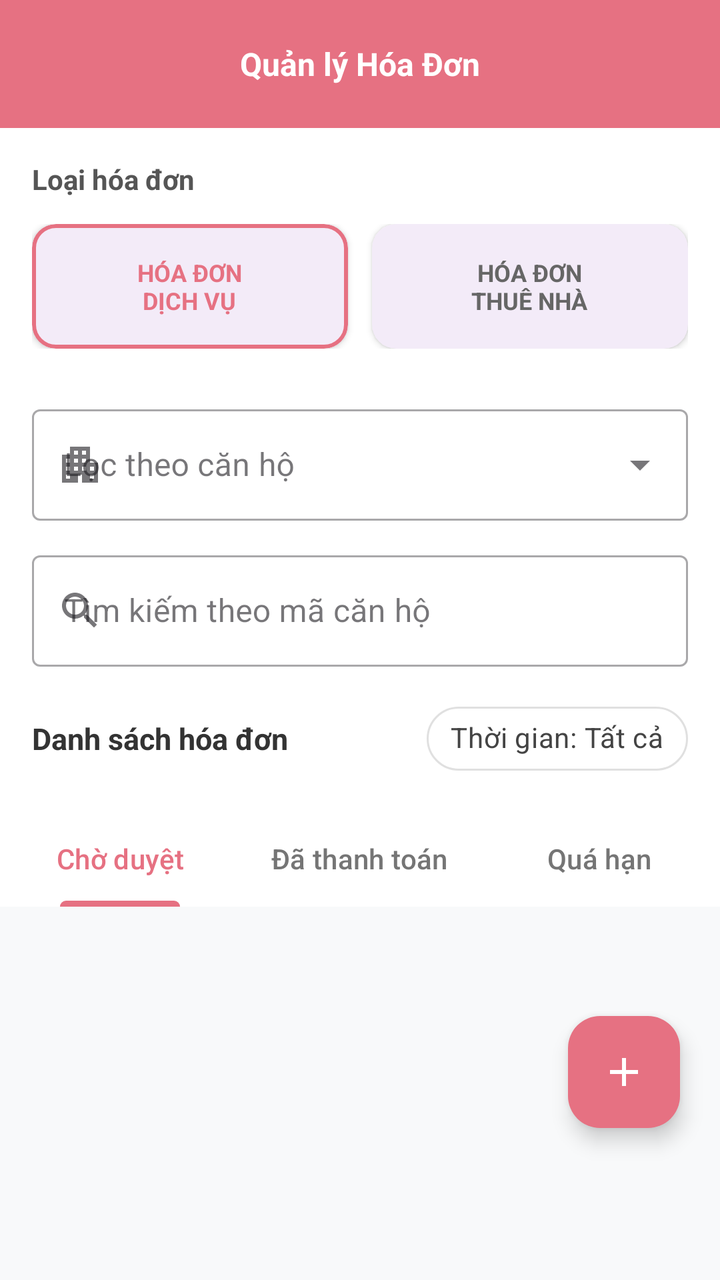
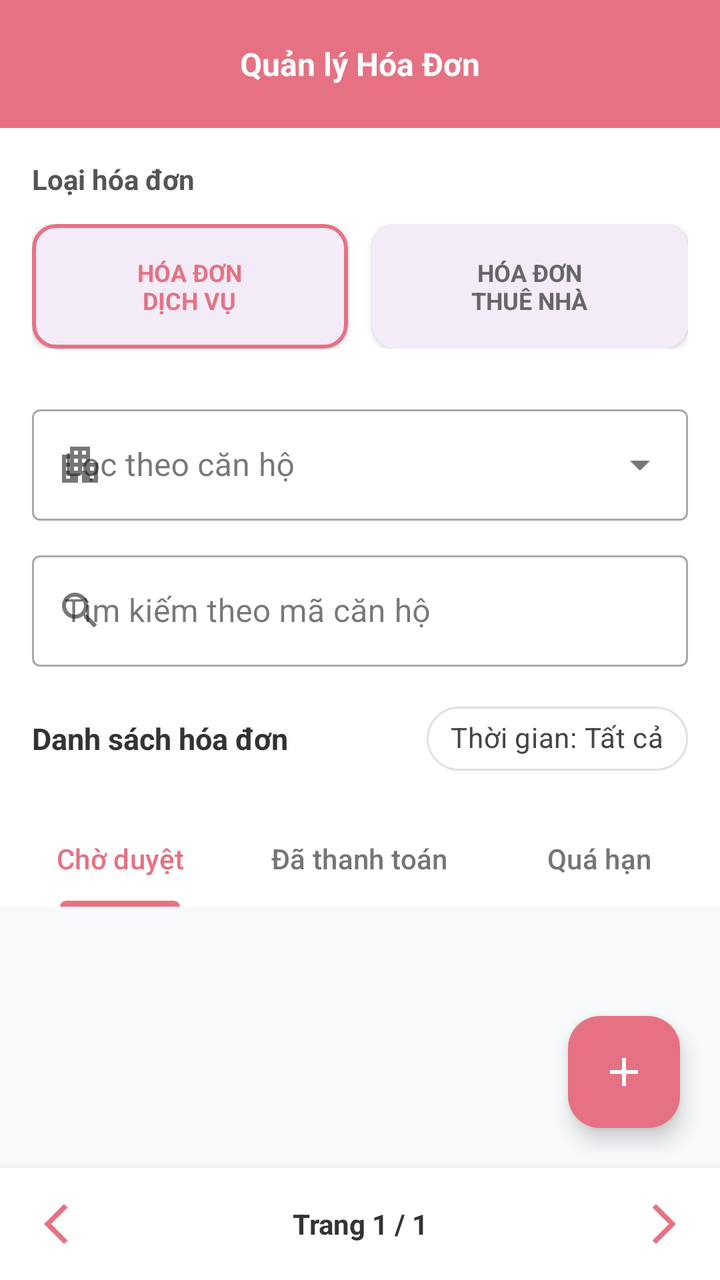

An Android layout rendered at two revisions. The XML below is the earlier revision; the diff shows what the commit changed to produce the second picture.
<!-- AndroidManifest.xml: application theme Theme.Apt -->
<!-- res/layout/fragment_admin_bill.xml -->
<?xml version="1.0" encoding="utf-8"?>
<androidx.coordinatorlayout.widget.CoordinatorLayout
    xmlns:android="http://schemas.android.com/apk/res/android"
    xmlns:app="http://schemas.android.com/apk/res-auto"
    android:layout_width="match_parent"
    android:layout_height="match_parent"
    android:background="#F8F9FA">

    <com.google.android.material.appbar.AppBarLayout
        android:layout_width="match_parent"
        android:layout_height="wrap_content"
        android:background="@color/white"
        app:elevation="0dp">

        <com.google.android.material.appbar.CollapsingToolbarLayout
            android:layout_width="match_parent"
            android:layout_height="wrap_content"
            app:layout_scrollFlags="scroll|exitUntilCollapsed">

            <LinearLayout
                android:layout_width="match_parent"
                android:layout_height="wrap_content"
                android:orientation="vertical"
                android:paddingBottom="12dp">

                <RelativeLayout
                    android:layout_width="match_parent"
                    android:layout_height="?attr/actionBarSize"
                    android:background="@color/primary"
                    android:paddingHorizontal="16dp">
                    <TextView
                        android:layout_width="wrap_content"
                        android:layout_height="wrap_content"
                        android:layout_centerInParent="true"
                        android:text="Quản lý Hóa Đơn"
                        android:textColor="@color/white"
                        android:textSize="16sp"
                        android:textStyle="bold" />
                </RelativeLayout>

                <TextView
                    android:layout_width="wrap_content"
                    android:layout_height="wrap_content"
                    android:text="Loại hóa đơn"
                    android:textSize="14sp"
                    android:textStyle="bold"
                    android:textColor="#555555"
                    android:layout_marginTop="16dp"
                    android:layout_marginStart="16dp"
                    android:layout_marginBottom="8dp"/>

                <LinearLayout
                    android:layout_width="match_parent"
                    android:layout_height="wrap_content"
                    android:orientation="horizontal"
                    android:paddingHorizontal="16dp"
                    android:paddingTop="5dp"
                    android:paddingBottom="5dp"
                    android:weightSum="2">

                    <com.google.android.material.card.MaterialCardView
                        android:id="@+id/cardServiceBill"
                        android:layout_width="0dp"
                        android:layout_height="wrap_content"
                        android:layout_weight="1"
                        android:layout_marginEnd="6dp"
                        app:cardCornerRadius="12dp"
                        app:cardElevation="2dp"
                        app:strokeColor="@color/primary"
                        app:strokeWidth="2dp">
                        <LinearLayout
                            android:layout_width="match_parent"
                            android:layout_height="wrap_content"
                            android:gravity="center"
                            android:padding="16dp">
                            <TextView
                                android:id="@+id/tvServiceBill"
                                android:layout_width="wrap_content"
                                android:layout_height="wrap_content"
                                android:text="HÓA ĐƠN\nDỊCH VỤ"
                                android:gravity="center"
                                android:textColor="@color/primary"
                                android:textSize="12sp"
                                android:textStyle="bold" />
                        </LinearLayout>
                    </com.google.android.material.card.MaterialCardView>

                    <com.google.android.material.card.MaterialCardView
                        android:id="@+id/cardRentBill"
                        android:layout_width="0dp"
                        android:layout_height="wrap_content"
                        android:layout_weight="1"
                        android:layout_marginStart="6dp"
                        app:cardCornerRadius="12dp"
                        app:cardElevation="2dp"
                        app:strokeWidth="0dp">
                        <LinearLayout
                            android:layout_width="match_parent"
                            android:layout_height="wrap_content"
                            android:gravity="center"
                            android:padding="16dp">
                            <TextView
                                android:id="@+id/tvRentBill"
                                android:layout_width="wrap_content"
                                android:layout_height="wrap_content"
                                android:text="HÓA ĐƠN\nTHUÊ NHÀ"
                                android:gravity="center"
                                android:textColor="@color/text_body"
                                android:textSize="12sp"
                                android:textStyle="bold" />
                        </LinearLayout>
                    </com.google.android.material.card.MaterialCardView>
                </LinearLayout>

                <LinearLayout
                    android:layout_width="match_parent"
                    android:layout_height="wrap_content"
                    android:orientation="vertical"
                    android:paddingHorizontal="16dp"
                    android:layout_marginTop="20dp">

                    <com.google.android.material.textfield.TextInputLayout
                        style="@style/Widget.MaterialComponents.TextInputLayout.OutlinedBox.ExposedDropdownMenu"
                        android:layout_width="match_parent"
                        android:layout_height="wrap_content"
                        android:hint="Lọc theo căn hộ"
                        app:startIconDrawable="@drawable/ic_apartment">
                        <AutoCompleteTextView
                            android:id="@+id/spinnerApartmentFilter"
                            android:layout_width="match_parent"
                            android:layout_height="wrap_content"
                            android:inputType="none" />
                    </com.google.android.material.textfield.TextInputLayout>

                    <com.google.android.material.textfield.TextInputLayout
                        android:id="@+id/layoutSearchRoom"
                        style="@style/Widget.MaterialComponents.TextInputLayout.OutlinedBox"
                        android:layout_width="match_parent"
                        android:layout_height="wrap_content"
                        android:hint="Tìm kiếm theo mã căn hộ"
                        android:layout_marginTop="12dp"
                        app:startIconDrawable="@drawable/ic_search"
                        app:endIconMode="clear_text">
                        <com.google.android.material.textfield.TextInputEditText
                            android:id="@+id/etSearchRoom"
                            android:layout_width="match_parent"
                            android:layout_height="wrap_content"
                            android:inputType="text"
                            android:maxLines="1"
                            android:imeOptions="actionSearch"/>
                    </com.google.android.material.textfield.TextInputLayout>


                    <LinearLayout
                        android:layout_width="match_parent"
                        android:layout_height="wrap_content"
                        android:orientation="horizontal"
                        android:gravity="center_vertical"
                        android:layout_marginTop="12dp">

                        <TextView
                            android:layout_width="0dp"
                            android:layout_height="wrap_content"
                            android:layout_weight="1"
                            android:text="Danh sách hóa đơn"
                            android:textSize="15sp"
                            android:textStyle="bold"
                            android:textColor="#333333"/>

                        <com.google.android.material.chip.Chip
                            android:id="@+id/chipDateFilter"
                            style="@style/Widget.MaterialComponents.Chip.Filter"
                            android:layout_width="wrap_content"
                            android:layout_height="wrap_content"
                            android:text="Thời gian: Tất cả"
                            app:chipIcon="@drawable/ic_calendar"
                            app:chipIconTint="@color/primary"
                            android:textColor="#444444"
                            app:chipBackgroundColor="@color/white"
                            app:chipStrokeColor="#E0E0E0"
                            app:chipStrokeWidth="1dp" />
                    </LinearLayout>
                </LinearLayout>

            </LinearLayout>
        </com.google.android.material.appbar.CollapsingToolbarLayout>

        <com.google.android.material.tabs.TabLayout
            android:id="@+id/tabLayoutAdmin"
            android:layout_width="match_parent"
            android:layout_height="wrap_content"
            android:background="@android:color/white"
            app:tabIndicatorFullWidth="false"
            app:tabIndicatorColor="@color/primary"
            app:tabSelectedTextColor="@color/primary"
            app:tabTextColor="#757575"
            app:tabMode="fixed"
            app:tabGravity="fill">
            <com.google.android.material.tabs.TabItem
                android:layout_height="wrap_content"
                android:layout_width="wrap_content"
                android:text="Chờ duyệt" />
            <com.google.android.material.tabs.TabItem
                android:layout_height="wrap_content"
                android:layout_width="wrap_content"
                android:text="Đã thanh toán" />
            <com.google.android.material.tabs.TabItem
                android:layout_height="wrap_content"
                android:layout_width="wrap_content"
                android:text="Quá hạn" />
        </com.google.android.material.tabs.TabLayout>

    </com.google.android.material.appbar.AppBarLayout>

    <LinearLayout
        android:layout_width="match_parent"
        android:layout_height="match_parent"
        android:orientation="vertical"
        app:layout_behavior="@string/appbar_scrolling_view_behavior">

        <FrameLayout
            android:layout_width="match_parent"
            android:layout_height="0dp"
            android:layout_weight="1">

            <androidx.recyclerview.widget.RecyclerView
                android:id="@+id/rvAdminBills"
                android:layout_width="match_parent"
                android:layout_height="match_parent"
                android:clipToPadding="false"
                android:paddingTop="8dp"
                android:paddingBottom="8dp" />

            <LinearLayout
                android:id="@+id/layoutEmpty"
                android:layout_width="match_parent"
                android:layout_height="match_parent"
                android:gravity="center"
                android:orientation="vertical"
                android:visibility="gone">
                <ImageView
                    android:layout_width="80dp"
                    android:layout_height="80dp"
                    android:src="@drawable/ic_empty_bill"
                    app:tint="#CCCCCC" />
                <TextView
                    android:layout_width="wrap_content"
                    android:layout_height="wrap_content"
                    android:layout_marginTop="16dp"
                    android:text="Không tìm thấy hóa đơn nào"
                    android:textColor="#999999"
                    android:textSize="16sp" />
            </LinearLayout>
        </FrameLayout>

        
        <LinearLayout
            android:id="@+id/layoutPagination"
            android:layout_width="match_parent"
            android:layout_height="wrap_content"
            android:orientation="horizontal"
            android:gravity="center_vertical"
            android:padding="8dp"
            android:background="@color/white"
            android:elevation="8dp">

            <ImageButton
                android:id="@+id/btnPrevPage"
                android:layout_width="40dp"
                android:layout_height="40dp"
                android:background="?attr/selectableItemBackgroundBorderless"
                android:src="@drawable/ic_chevron_left"
                app:tint="@color/primary"
                android:contentDescription="Trang trước" />

            <TextView
                android:id="@+id/tvPageInfo"
                android:layout_width="0dp"
                android:layout_height="wrap_content"
                android:layout_weight="1"
                android:gravity="center"
                android:text="Trang 1 / 1"
                android:textSize="14sp"
                android:textStyle="bold"
                android:textColor="#333333" />

            <ImageButton
                android:id="@+id/btnNextPage"
                android:layout_width="40dp"
                android:layout_height="40dp"
                android:background="?attr/selectableItemBackgroundBorderless"
                android:src="@drawable/ic_chevron_right"
                app:tint="@color/primary"
                android:contentDescription="Trang sau" />
        </LinearLayout>
    </LinearLayout>

    <com.google.android.material.floatingactionbutton.FloatingActionButton
        android:id="@+id/fabAddBill"
        android:layout_width="wrap_content"
        android:layout_height="wrap_content"
        android:layout_gravity="bottom|end"
        android:layout_marginEnd="20dp"
        android:layout_marginBottom="76dp"
        android:src="@drawable/ic_add_bill"
        app:backgroundTint="@color/primary"
        app:tint="@android:color/white"
        app:elevation="6dp"/>

</androidx.coordinatorlayout.widget.CoordinatorLayout>
<!-- resources referenced by this layout -->
<resources>
  <color name="primary">#E67182</color>
  <color name="text_body">#666666</color>
  <color name="white">#FFFFFFFF</color>
  <!-- drawable ic_add_bill (drawable) -->
  <vector xmlns:android="http://schemas.android.com/apk/res/android" android:height="24dp" android:tint="#000000" android:viewportHeight="24" android:viewportWidth="24" android:width="24dp">
        
      <path android:fillColor="@android:color/white" android:pathData="M19,13h-6v6h-2v-6H5v-2h6V5h2v6h6v2z"/>
      
  </vector>
  <!-- drawable ic_apartment (drawable) -->
  <vector xmlns:android="http://schemas.android.com/apk/res/android"
      android:width="24dp"
      android:height="24dp"
      android:viewportWidth="960"
      android:viewportHeight="960">
    <path
        android:pathData="M120,840v-560h160v-160h400v320h160v400L520,840v-160h-80v160L120,840ZM200,760h80v-80h-80v80ZM200,600h80v-80h-80v80ZM200,440h80v-80h-80v80ZM360,600h80v-80h-80v80ZM360,440h80v-80h-80v80ZM360,280h80v-80h-80v80ZM520,600h80v-80h-80v80ZM520,440h80v-80h-80v80ZM520,280h80v-80h-80v80ZM680,760h80v-80h-80v80ZM680,600h80v-80h-80v80Z"
        android:fillColor="#666666"/>
  </vector>
  <!-- drawable ic_chevron_left (drawable) -->
  <vector xmlns:android="http://schemas.android.com/apk/res/android"
      android:width="24dp"
      android:height="24dp"
      android:viewportWidth="960"
      android:viewportHeight="960">
    <path
        android:fillColor="#FF000000"
        android:pathData="M640,880L240,480L640,80L711,151L382,480L711,809L640,880Z"/>
  </vector>
  <!-- drawable ic_chevron_right (drawable) -->
  <vector xmlns:android="http://schemas.android.com/apk/res/android"
      android:width="24dp"
      android:height="24dp"
      android:viewportWidth="960"
      android:viewportHeight="960">
    <path
        android:fillColor="#FF000000"
        android:pathData="M320,880L250,809L579,480L250,151L320,80L720,480L320,880Z"/>
  </vector>
  <!-- drawable ic_empty_bill (drawable) -->
  <vector xmlns:android="http://schemas.android.com/apk/res/android"
      android:width="24dp"
      android:height="24dp"
      android:viewportWidth="960"
      android:viewportHeight="960">
    <path
        android:pathData="m819,932 l-59,-59q-10,3 -19.5,5T720,880L240,880q-50,0 -85,-35t-35,-85v-120h120v-287L27,140l57,-57L876,875l-57,57ZM240,800h447l-80,-80L200,720v40q0,17 11.5,28.5T240,800ZM840,727 L760,647v-447L313,200l-73,-73v-47l60,60 60,-60 60,60 60,-60 60,60 60,-60 60,60 60,-60 60,60 60,-60v647ZM320,640h207L320,433v207ZM475,360 L395,280h205v80L475,360ZM595,480 L515,400h85v80h-5ZM651.5,468.5Q640,457 640,440t11.5,-28.5Q663,400 680,400t28.5,11.5Q720,423 720,440t-11.5,28.5Q697,480 680,480t-28.5,-11.5ZM680,360q-17,0 -28.5,-11.5T640,320q0,-17 11.5,-28.5T680,280q17,0 28.5,11.5T720,320q0,17 -11.5,28.5T680,360ZM200,800v-80,80Z"
        android:fillColor="#666666"/>
  </vector>
  <!-- drawable ic_search (drawable) -->
  <vector xmlns:android="http://schemas.android.com/apk/res/android"
      android:width="24dp"
      android:height="24dp"
      android:viewportWidth="24"
      android:viewportHeight="24">
    <path
        android:fillColor="#FF000000"
        android:pathData="M15.5,14h-0.79l-0.28,-0.27C15.41,12.59 16,11.11 16,9.5 16,5.91 13.09,3 9.5,3S3,5.91 3,9.5 5.91,16 9.5,16c1.61,0 3.09,-0.59 4.23,-1.57l0.27,0.28v0.79l5,4.99L20.49,19l-4.99,-5zM9.5,14C7.01,14 5,11.99 5,9.5S7.01,5 9.5,5 14,7.01 14,9.5 11.99,14 9.5,14z"/>
  </vector>
  <style name="Theme.Apt" parent="Base.Theme.Apt" />
  <style name="Base.Theme.Apt" parent="Theme.Material3.DayNight.NoActionBar">
          
          
      </style>
  <!-- unchanged entries left out for length: 1 -->
</resources>

<!-- the commit's change to res/layout/fragment_admin_bill.xml (unified diff, before → after) -->
@@ -212,87 +212,83 @@
 
     </com.google.android.material.appbar.AppBarLayout>
 
-    <LinearLayout
+    <FrameLayout
         android:layout_width="match_parent"
         android:layout_height="match_parent"
-        android:orientation="vertical"
         app:layout_behavior="@string/appbar_scrolling_view_behavior">
 
-        <FrameLayout
+        <androidx.recyclerview.widget.RecyclerView
+            android:id="@+id/rvAdminBills"
             android:layout_width="match_parent"
-            android:layout_height="0dp"
-            android:layout_weight="1">
-
-            <androidx.recyclerview.widget.RecyclerView
-                android:id="@+id/rvAdminBills"
-                android:layout_width="match_parent"
-                android:layout_height="match_parent"
-                android:clipToPadding="false"
-                android:paddingTop="8dp"
-                android:paddingBottom="8dp" />
-
-            <LinearLayout
-                android:id="@+id/layoutEmpty"
-                android:layout_width="match_parent"
-                android:layout_height="match_parent"
-                android:gravity="center"
-                android:orientation="vertical"
-                android:visibility="gone">
-                <ImageView
-                    android:layout_width="80dp"
-                    android:layout_height="80dp"
-                    android:src="@drawable/ic_empty_bill"
-                    app:tint="#CCCCCC" />
-                <TextView
-                    android:layout_width="wrap_content"
-                    android:layout_height="wrap_content"
-                    android:layout_marginTop="16dp"
-                    android:text="Không tìm thấy hóa đơn nào"
-                    android:textColor="#999999"
-                    android:textSize="16sp" />
-            </LinearLayout>
-        </FrameLayout>
-
-        
+            android:layout_height="match_parent"
+            android:clipToPadding="false"
+            android:paddingTop="8dp"
+            android:paddingBottom="64dp" />
+
         <LinearLayout
-            android:id="@+id/layoutPagination"
+            android:id="@+id/layoutEmpty"
             android:layout_width="match_parent"
             android:layout_height="wrap_content"
-            android:orientation="horizontal"
-            android:gravity="center_vertical"
-            android:padding="8dp"
-            android:background="@color/white"
-            android:elevation="8dp">
-
-            <ImageButton
-                android:id="@+id/btnPrevPage"
-                android:layout_width="40dp"
-                android:layout_height="40dp"
-                android:background="?attr/selectableItemBackgroundBorderless"
-                android:src="@drawable/ic_chevron_left"
-                app:tint="@color/primary"
-                android:contentDescription="Trang trước" />
-
+            android:layout_gravity="top"
+            android:layout_marginTop="80dp"
+            android:gravity="center"
+            android:orientation="vertical"
+            android:visibility="gone">
+            <ImageView
+                android:layout_width="80dp"
+                android:layout_height="80dp"
+                android:src="@drawable/ic_empty_bill"
+                app:tint="#CCCCCC" />
             <TextView
-                android:id="@+id/tvPageInfo"
-                android:layout_width="0dp"
-                android:layout_height="wrap_content"
-                android:layout_weight="1"
-                android:gravity="center"
-                android:text="Trang 1 / 1"
-                android:textSize="14sp"
-                android:textStyle="bold"
-                android:textColor="#333333" />
-
-            <ImageButton
-                android:id="@+id/btnNextPage"
-                android:layout_width="40dp"
-                android:layout_height="40dp"
-                android:background="?attr/selectableItemBackgroundBorderless"
-                android:src="@drawable/ic_chevron_right"
-                app:tint="@color/primary"
-                android:contentDescription="Trang sau" />
+                android:layout_width="wrap_content"
+                android:layout_height="wrap_content"
+                android:layout_marginTop="16dp"
+                android:text="Không tìm thấy hóa đơn nào"
+                android:textColor="#999999"
+                android:textSize="16sp" />
         </LinearLayout>
+    </FrameLayout>
+
+    
+    <LinearLayout
+        android:id="@+id/layoutPagination"
+        android:layout_width="match_parent"
+        android:layout_height="wrap_content"
+        android:layout_gravity="bottom"
+        android:orientation="horizontal"
+        android:gravity="center_vertical"
+        android:padding="8dp"
+        android:background="@color/white"
+        android:elevation="8dp">
+
+        <ImageButton
+            android:id="@+id/btnPrevPage"
+            android:layout_width="40dp"
+            android:layout_height="40dp"
+            android:background="?attr/selectableItemBackgroundBorderless"
+            android:src="@drawable/ic_chevron_left"
+            app:tint="@color/primary"
+            android:contentDescription="Trang trước" />
+
+        <TextView
+            android:id="@+id/tvPageInfo"
+            android:layout_width="0dp"
+            android:layout_height="wrap_content"
+            android:layout_weight="1"
+            android:gravity="center"
+            android:text="Trang 1 / 1"
+            android:textSize="14sp"
+            android:textStyle="bold"
+            android:textColor="#333333" />
+
+        <ImageButton
+            android:id="@+id/btnNextPage"
+            android:layout_width="40dp"
+            android:layout_height="40dp"
+            android:background="?attr/selectableItemBackgroundBorderless"
+            android:src="@drawable/ic_chevron_right"
+            app:tint="@color/primary"
+            android:contentDescription="Trang sau" />
     </LinearLayout>
 
     <com.google.android.material.floatingactionbutton.FloatingActionButton
